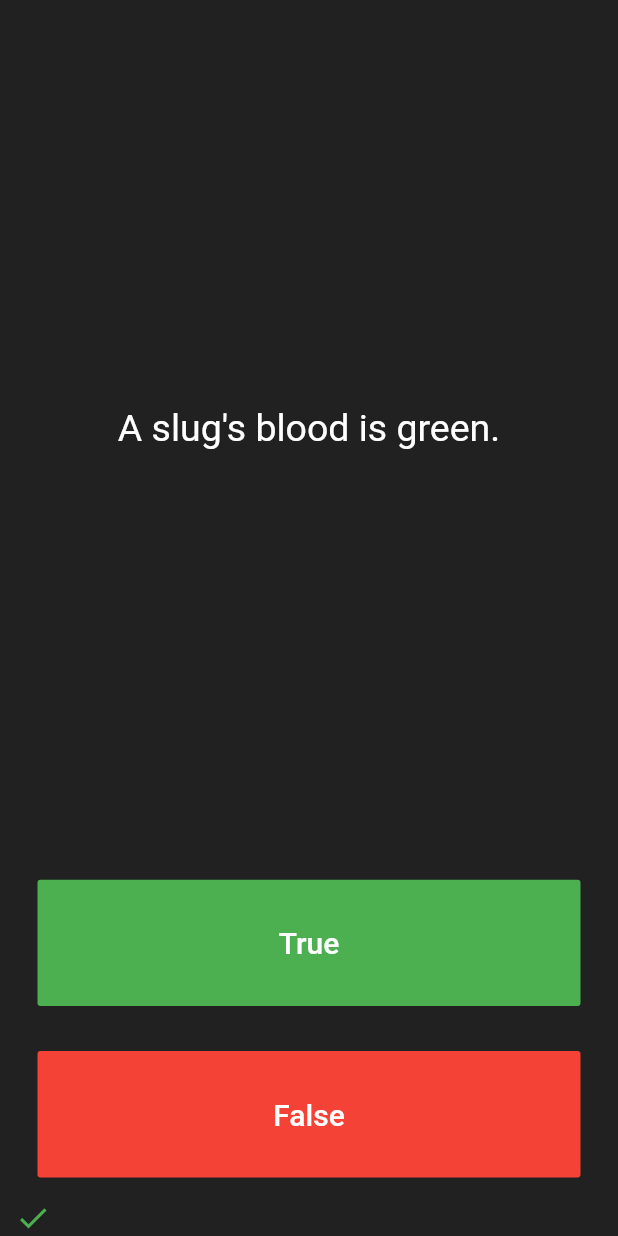
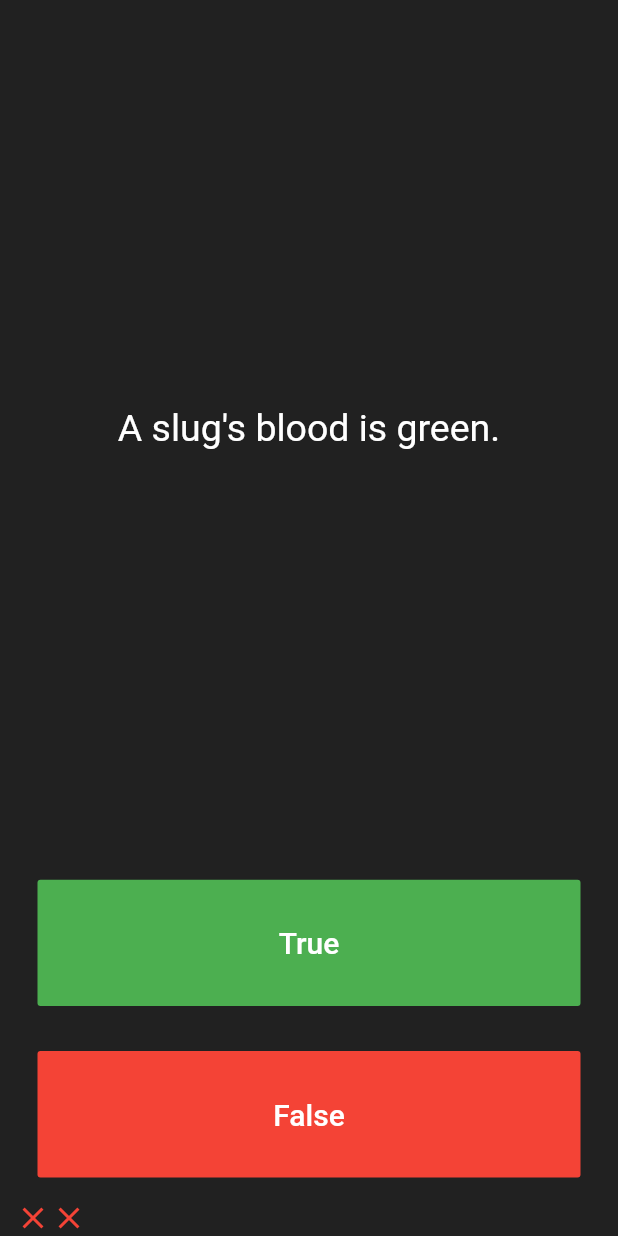
Before and after one commit to imrishuroy/Flutter-Quizzler-App, a Flutter app: the screen it shows after launch, after a tap on "True", after a tap on "False", on a phone screen of 412 x 824 dp. Run offline on Flutter 3.47's test engine with Material 2 defaults, Android fonts, the phone set to English and light mode, and no system bars; our stand-ins replace rflutter_alert.

Commit message:
App Completed

```diff
--- a/lib/main.dart
+++ b/lib/main.dart
@@ -1,5 +1,6 @@
 import 'package:flutter/material.dart';
 import 'quiz_brain.dart';
+import 'package:rflutter_alert/rflutter_alert.dart';
 
 QuizBrain quizBrain = QuizBrain();
 
@@ -9,6 +10,7 @@ class Quizzler extends StatelessWidget {
   @override
   Widget build(BuildContext context) {
     return MaterialApp(
+      debugShowCheckedModeBanner: false,
       home: Scaffold(
         backgroundColor: Colors.grey.shade900,
         body: SafeArea(
@@ -28,26 +30,49 @@ class QuizPage extends StatefulWidget {
 }
 
 class _QuizPageState extends State<QuizPage> {
-  List<Icon> _scoreKeeper = [
-    Icon(
-      Icons.check,
-      color: Colors.green,
-    )
-  ];
+  List<Icon> _scoreKeeper = [];
 
-  // List<String> questions = [
-  //   'You can lead a cow down stairs but not up stairs.',
-  //   'Approximately one quarter of human bones are in the feet.',
-  //   'A slug\'s blood is green.',
-  // ];
+  void checkAnswer(bool userPickedanswer) {
+    bool correctAnswer = quizBrain.getQuestionAnswer();
 
-  // List<bool> answers = [
-  //   false,
-  //   true,
-  //   true,
-  // ];
+    setState(() {
+      if (quizBrain.isFinishQuiz() == true) {
+        Alert(
+            context: context,
+            title: 'Quiz Over',
+            desc: 'You\'ve reached at the end of quiz',
+            buttons: [
+              DialogButton(
+                  color: Colors.greenAccent,
+                  child: Text('Reset'),
+                  onPressed: () {
+                    Navigator.of(context).pop();
+                  })
+            ]).show();
 
-  // Question q1 = new Question();
+        quizBrain.reset();
+        _scoreKeeper = [];
+      } else {
+        if (userPickedanswer == correctAnswer) {
+          print('user got it right');
+
+          _scoreKeeper.add(Icon(
+            Icons.check,
+            color: Colors.green,
+          ));
+          // _scoreKeeper.add(quizBrain.getCheckIcon());
+        } else {
+          print('user got it wrong');
+          _scoreKeeper.add(Icon(
+            Icons.clear,
+            color: Colors.red,
+          ));
+        }
+
+        quizBrain.nextQuestion();
+      }
+    });
+  }
 
   @override
   Widget build(BuildContext context) {
@@ -61,11 +86,7 @@ class _QuizPageState extends State<QuizPage> {
             padding: EdgeInsets.all(10.0),
             child: Center(
               child: Text(
-                // questions[questionNumber],
-                // questionBank[questionNumber].questionText,
-                // quizBrain.questionBank[questionNumber].questionText,
                 quizBrain.getQuestionText(),
-
                 textAlign: TextAlign.center,
                 style: TextStyle(
                   fontSize: 25.0,
@@ -90,24 +111,7 @@ class _QuizPageState extends State<QuizPage> {
               ),
               onPressed: () {
                 //The user picked true.
-
-                bool correctAnswer =
-                    // questionBank[questionNumber].questionAnswer;
-                    // quizBrain.questionBank[questionNumber].questionAnswer = false;
-                    quizBrain.getQuestionAnswer();
-
-                print(correctAnswer);
-
-                if (correctAnswer == true) {
-                  print('User got it wright');
-                } else {
-                  print('User got it wrong');
-                }
-
-                setState(() {
-                  // questionNumber += 1;
-                  quizBrain.nextQuestion();
-                });
+                checkAnswer(true);
               },
             ),
           ),
@@ -126,20 +130,8 @@ class _QuizPageState extends State<QuizPage> {
               ),
               onPressed: () {
                 //The user picked false.
-                bool correctAnswer =
-                    // quizBrain.questionBank[questionNumber].questionAnswer;
 
-                    quizBrain.getQuestionAnswer();
-                if (correctAnswer == false) {
-                  print('User got it wright');
-                } else {
-                  print('User got it wrong');
-                }
-                setState(
-                  () {
-                    quizBrain.nextQuestion();
-                  },
-                );
+                checkAnswer(false);
               },
             ),
           ),
@@ -151,9 +143,3 @@ class _QuizPageState extends State<QuizPage> {
     );
   }
 }
-
-/*
-question1: 'You can lead a cow down stairs but not up stairs.', false,
-question2: 'Approximately one quarter of human bones are in the feet.', true,
-question3: 'A slug\'s blood is green.', true,
-*/
--- a/lib/question.dart
+++ b/lib/question.dart
@@ -14,13 +14,13 @@ class Question {
   //   // true,
   // ];
 
-  // Question({
-  //   this.questionText,
-  //   this.questionAnswer,
-  // });
+  Question(
+    this.questionText,
+    this.questionAnswer,
+  );
 
-  Question(String q, bool a) {
-    questionText = q;
-    questionAnswer = a;
-  }
+  // Question(String q, bool a) {
+  //   questionText = q;
+  //   questionAnswer = a;
+  // }
 }
--- a/lib/quiz_brain.dart
+++ b/lib/quiz_brain.dart
@@ -1,4 +1,6 @@
 import 'question.dart';
+import 'package:rflutter_alert/rflutter_alert.dart';
+import 'package:flutter/material.dart';
 
 class QuizBrain {
   int _questionNumber = 0;
@@ -47,4 +49,16 @@ class QuizBrain {
   bool getQuestionAnswer() {
     return _questionBank[_questionNumber].questionAnswer;
   }
+
+  bool isFinishQuiz() {
+    if (_questionNumber >= _questionBank.length - 1) {
+      return true;
+    } else {
+      return false;
+    }
+  }
+
+  void reset() {
+    _questionNumber = 0;
+  }
 }
--- a/pubspec.yaml
+++ b/pubspec.yaml
@@ -19,6 +19,7 @@ dependencies:
   # The following adds the Cupertino Icons font to your application.
   # Use with the CupertinoIcons class for iOS style icons.
   cupertino_icons: ^0.1.2
+  rflutter_alert: ^1.1.0
 
 dev_dependencies:
   flutter_test:
```
Also changed, not shown: 1 other file.
